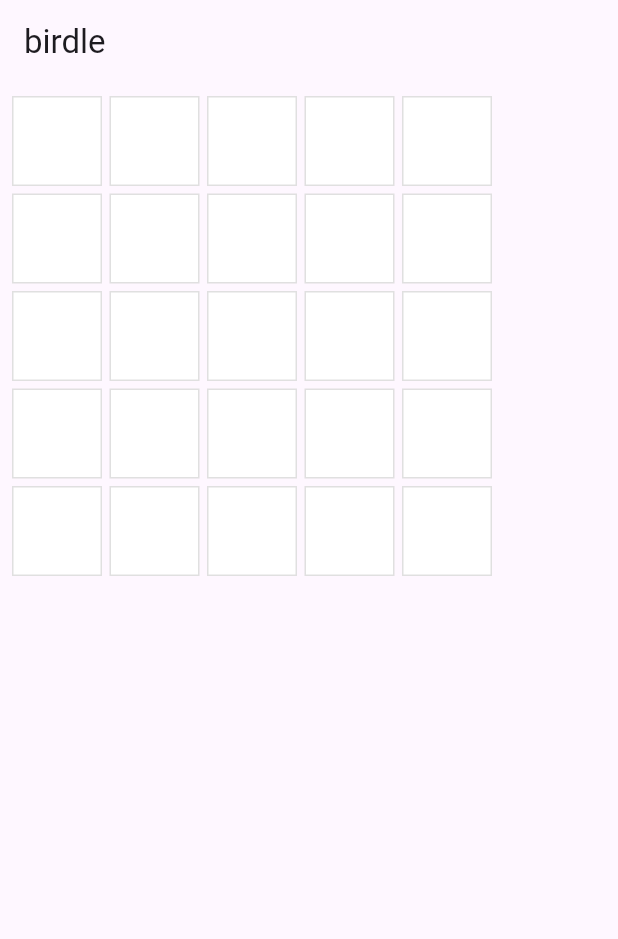
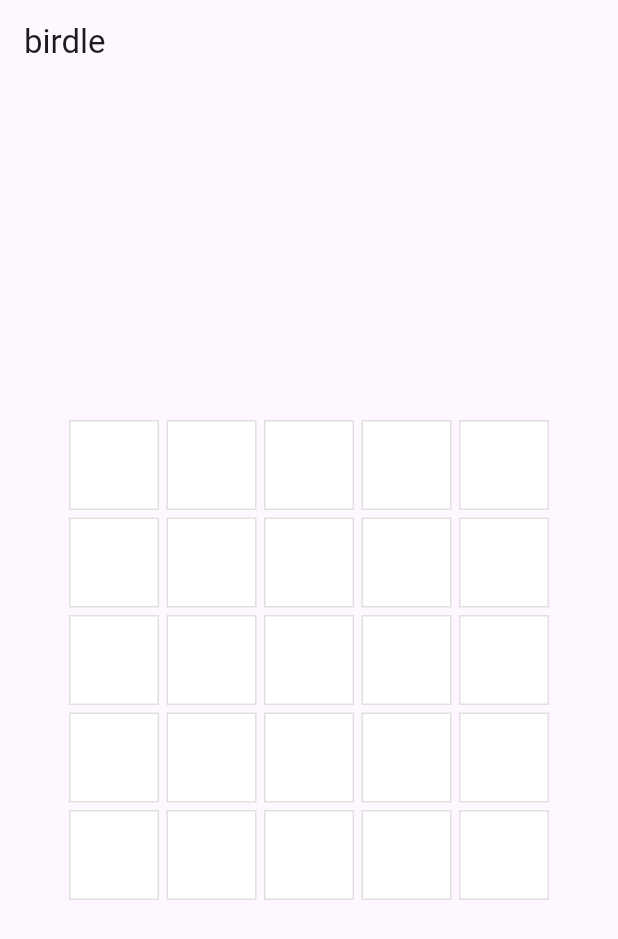
Before and after one commit to andremarcondesteixeira/learning-playground, a Flutter app: the screen it shows after launch, on a phone screen of 412 x 824 dp. Shown: the top 939 px of the screen. Run offline on Flutter 3.47's test engine with Material 3 defaults, Android fonts, the phone set to English and light mode, and no system bars.

Commit message:
centers the grid

```diff
--- a/flutter/birdle/lib/main.dart
+++ b/flutter/birdle/lib/main.dart
@@ -65,10 +65,13 @@
     return Padding(
       padding: const EdgeInsets.all(8.0),
       child: Column(
+        mainAxisAlignment: .center,
+        mainAxisSize: .min,
         spacing: 5.0,
         children: [
           for (final guess in _game.guesses)
             Row(
+              mainAxisAlignment: .center,
               spacing: 5.0,
               children: [
                 for (final letter in guess) Tile(letter.char, letter.type),
```
